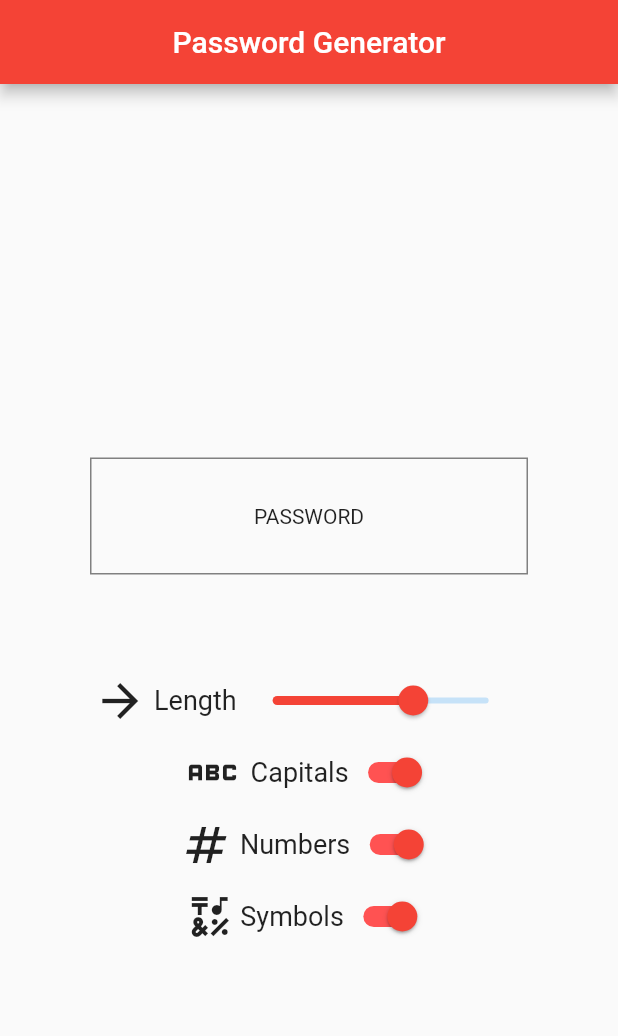
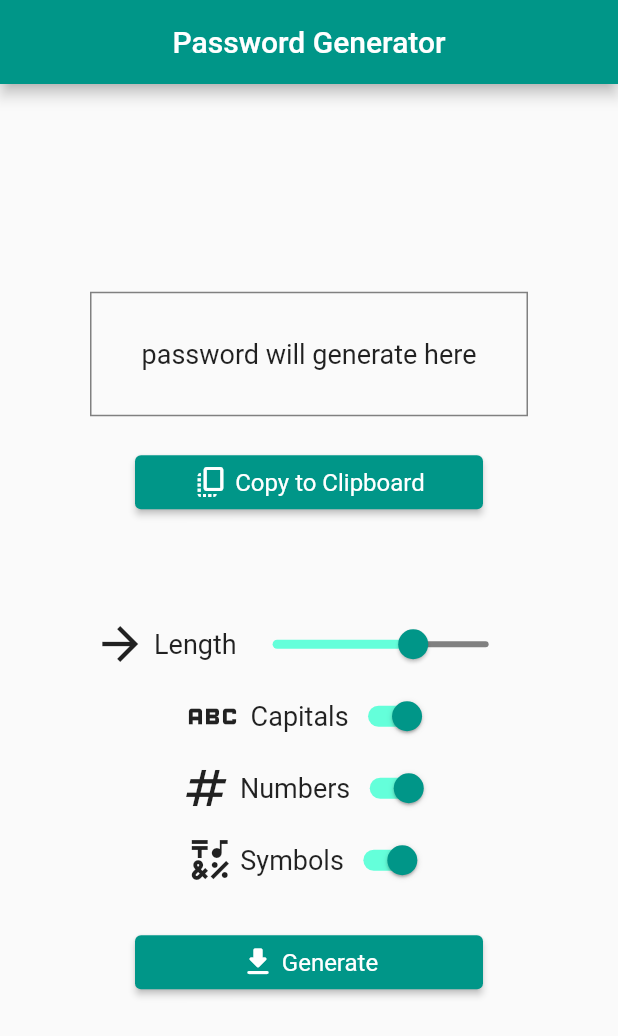
Before and after one commit to aaronjc15128/password_generator, a Flutter app: the screen it shows after launch, on a phone screen of 412 x 824 dp. Shown: the top 1036 px of the screen. Run offline on Flutter 3.47's test engine with Material 2 defaults, Android fonts, the phone set to English and light mode, and no system bars.

Commit message:
Added more UI and updated to teal theme

```diff
--- a/lib/main.dart
+++ b/lib/main.dart
@@ -1,4 +1,8 @@
 import 'package:flutter/material.dart';
+import 'package:flutter/services.dart';
+
+import 'dart:math';
+
 
 void main() {
   runApp(const MyApp());
@@ -13,10 +17,34 @@ class MyApp extends StatefulWidget {
 
 class _MyAppState extends State<MyApp> {
 
-  double _lengthSliderValue = 20;
-  bool _capitalsSwitchValue = true;
-  bool _numbersSwitchValue = true;
-  bool _symbolsSwitchValue = true;
+  String password = "password will generate here";
+
+  List lowercase = const ["a", "b", "c", "d", "e", "f", "g", "h", "i", "j", "k", "l", "m", "n", "o", "p", "q", "r", "s", "t", "u", "v", "w", "x", "y", "z"];
+  List uppercase = const ["A", "B", "C", "D", "E", "F", "G", "H", "I", "J", "K", "L", "M", "N", "O", "P", "Q", "R", "S", "T", "U", "V", "W", "X", "Y", "Z"];
+  List numbers = const ["0", "1", "2", "3", "4", "5", "6", "7", "8", "9"];
+  List symbols = const ["!", """, "#", "%", "&", """, "(", ")", "*", "+", ",", "-", ".", "/", ":", ";", "<", "=", ">", "?", "@", "[", "]", "^", "_", "'", "{", "|", "}", "~"];
+
+  void generatePassword(int numberCharacters, bool allowedCapitals, bool allowedNumbers, bool allowedSymbols){
+    List allowedCharacters = [];
+    allowedCharacters += lowercase;
+    if (allowedCapitals) {allowedCharacters += uppercase;}
+    if (allowedNumbers) {allowedCharacters += numbers;}
+    if (allowedSymbols) {allowedCharacters += symbols;}
+
+    password = "";
+    for (var i = 0; i < numberCharacters; i++) {
+      final random = Random();
+      setState(() {
+        password += allowedCharacters[random.nextInt(allowedCharacters.length)];
+      });
+    }
+  }
+
+  double lengthSliderValue = 20;
+  bool capitalsSwitchValue = true;
+  bool numbersSwitchValue = true;
+  bool symbolsSwitchValue = true;
+
 
   @override
   Widget build(BuildContext context) {
@@ -31,7 +59,7 @@ class _MyAppState extends State<MyApp> {
         appBar: AppBar(
           title: const Text("Password Generator"),
           centerTitle: true,
-          backgroundColor: Colors.red,
+          backgroundColor: Colors.teal,
         ),
 
         body: Column(
@@ -39,85 +67,125 @@ class _MyAppState extends State<MyApp> {
           crossAxisAlignment: CrossAxisAlignment.stretch,
 
           children: <Widget>[
-            Container(
-              margin: const EdgeInsets.all(60.0),
-              padding: const EdgeInsets.all(30.0),
+            /* Box     */ Container(
+              margin: const EdgeInsets.fromLTRB(60, 0, 60, 0),
+              padding: const EdgeInsets.all(30),
               decoration: BoxDecoration(
                 border: Border.all(color: const Color.fromARGB(255, 128, 128, 128))
               ),
-              child: const Text("PASSWORD", textAlign: TextAlign.center),
+              child: Text(password, textAlign: TextAlign.center, style: const TextStyle(fontSize: 18)),
             ),
-            Row(
+            /* Button  */ Container(
+              margin: const EdgeInsets.fromLTRB(90, 20, 90, 60),
+              child: ElevatedButton(
+                style: ElevatedButton.styleFrom(
+                  backgroundColor: Colors.teal,
+                  textStyle: const TextStyle(fontSize: 16)
+                ),
+                onPressed: () {
+                  Clipboard.setData(ClipboardData(text: password));
+                },
+                child: Row(
+                  mainAxisAlignment: MainAxisAlignment.center,
+                  children: const <Widget>[
+                    Icon(Icons.copy_all),
+                    Text(" Copy to Clipboard")
+                  ]
+                ),
+              ),
+            ),
+            /* Slider  */ Row(
               mainAxisAlignment: MainAxisAlignment.center,
               children: <Widget>[
                 const Icon(Icons.arrow_forward, size: 36,),
                 const Text(" Length", style: TextStyle(fontSize: 18)),
                 Slider(
-                  value: _lengthSliderValue,
+                  value: lengthSliderValue,
                   min: 1,
                   max: 30,
                   divisions: 29,
-                  label: _lengthSliderValue.round().toString(),
+                  label: lengthSliderValue.round().toString(),
                   onChanged: (double value) {
                     setState(() {
-                      _lengthSliderValue = value;
+                      lengthSliderValue = value;
                     });
                   },
-                  activeColor: Colors.red,
+                  inactiveColor: Color.fromARGB(255, 128, 128, 128),
+                  activeColor: Colors.tealAccent,
+                  thumbColor: Colors.teal,
                 ),
               ]
             ),
-            Row(
+            /* Toggle  */ Row(
               mainAxisAlignment: MainAxisAlignment.center,
               children: <Widget>[
                 const Icon(Icons.abc, size: 42),
                 const Text(" Capitals", style: TextStyle(fontSize: 18)),
                 Switch(
-                  value: _capitalsSwitchValue,
+                  value: capitalsSwitchValue,
                   onChanged: (value) {
                     setState(() {
-                      _capitalsSwitchValue = value;
+                      capitalsSwitchValue = value;
                     });
                   },
-                  activeTrackColor: Colors.redAccent,
-                  activeColor: Colors.red,
+                  activeTrackColor: Colors.tealAccent,
+                  activeColor: Colors.teal,
                 )
               ]
             ),
-            Row(
+            /* Toggle  */ Row(
               mainAxisAlignment: MainAxisAlignment.center,
               children: <Widget>[
                 const Icon(Icons.numbers, size: 36),
                 const Text(" Numbers", style: TextStyle(fontSize: 18)),
                 Switch(
-                  value: _numbersSwitchValue,
+                  value: numbersSwitchValue,
                   onChanged: (value) {
                     setState(() {
-                      _numbersSwitchValue = value;
+                      numbersSwitchValue = value;
                     });
                   },
-                  activeTrackColor: Colors.redAccent,
-                  activeColor: Colors.red,
+                  activeTrackColor: Colors.tealAccent,
+                  activeColor: Colors.teal,
                 )
               ]
             ),
-            Row(
+            /* Toggle  */ Row(
               mainAxisAlignment: MainAxisAlignment.center,
               children: <Widget>[
                 const Icon(Icons.emoji_symbols, size: 32),
                 const Text(" Symbols", style: TextStyle(fontSize: 18)),
                 Switch(
-                  value: _symbolsSwitchValue,
+                  value: symbolsSwitchValue,
                   onChanged: (value) {
                     setState(() {
-                      _symbolsSwitchValue = value;
+                      symbolsSwitchValue = value;
                     });
                   },
-                  activeTrackColor: Colors.redAccent,
-                  activeColor: Colors.red,
+                  activeTrackColor: Colors.tealAccent,
+                  activeColor: Colors.teal,
                 )
               ]
             ),
+            /* Button  */ Container(
+              margin: const EdgeInsets.fromLTRB(90, 20, 90, 20),
+              child: ElevatedButton(
+                style: ElevatedButton.styleFrom(
+                  backgroundColor: Colors.teal,
+                  textStyle: const TextStyle(fontSize: 16)
+                ),
+                onPressed: () {
+                  generatePassword(lengthSliderValue.toInt(), capitalsSwitchValue, numbersSwitchValue, symbolsSwitchValue);
+                },
+                child: Row(
+                  mainAxisAlignment: MainAxisAlignment.center,
+                  children: const [
+                    Icon(Icons.get_app_rounded),
+                    Text(" Generate")
+                  ],
+                )
+              ),
+            )
           ],
         ),
       ),
```
